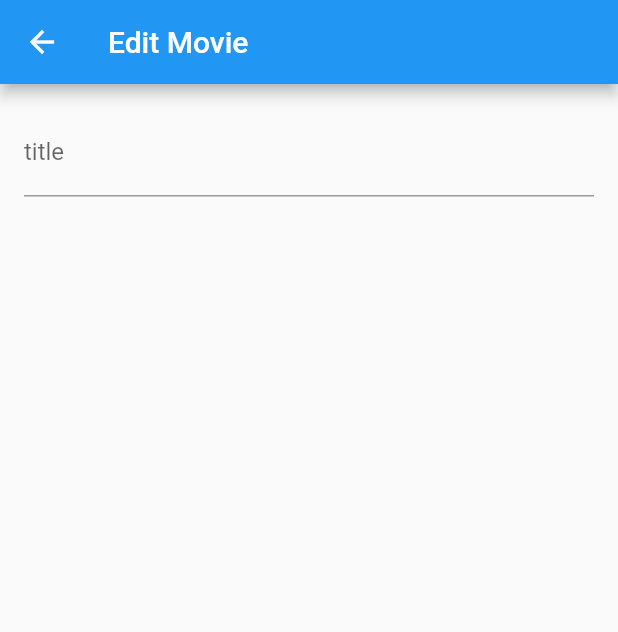
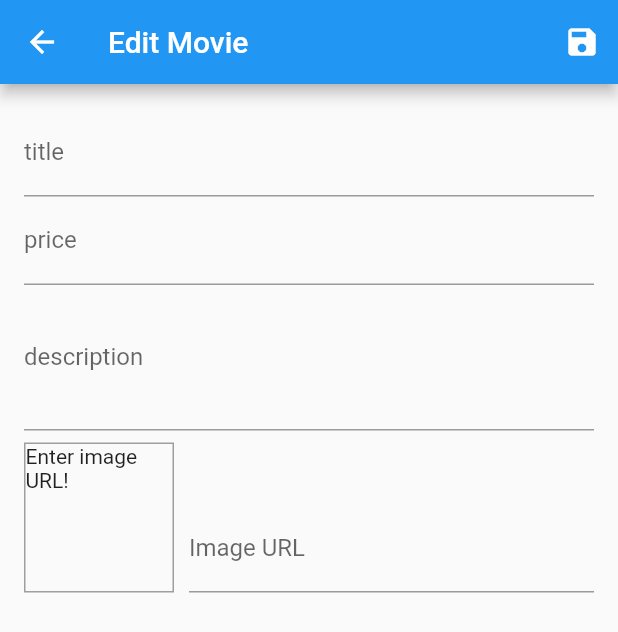
Before and after one commit to mr0I/fluuter-movies, a Flutter app: the EditMovieScreen screen opened by its route, on a phone screen of 412 x 824 dp. Shown: the top 632 px of the screen. Run offline on Flutter 3.47's test engine with Material 2 defaults, Android fonts, the phone set to English and light mode, and no system bars; network calls fail.

Commit message:
resume_manage_movies-form_inputs

```diff
--- a/lib/modules/movie/movie_provider.dart
+++ b/lib/modules/movie/movie_provider.dart
@@ -17,12 +17,18 @@ class Movie with ChangeNotifier {
     @required this.title,
     @required this.poster,
     @required this.year,
-    @required this.country,
-    @required this.imdbRating,
-    @required this.genres,
-    @required this.images,
+    this.country = '',
+    this.imdbRating = '',
+    this.genres,
+    this.images,
     this.isFavorite = false,
   });
+
+  Map<String, dynamic> toJson() => {
+        'title': title,
+        'poster': poster,
+        'year': year,
+      };
 
   void toggleFavoriteStatus() {
     isFavorite = !isFavorite;
--- a/lib/modules/movie/screens/editMovie_screen.dart
+++ b/lib/modules/movie/screens/editMovie_screen.dart
@@ -1,7 +1,9 @@
 import 'package:flutter/material.dart';
+import 'package:flutter/services.dart';
+
+import '../../movie/movie_provider.dart';
 
 class EditMovieScreen extends StatefulWidget {
-  // const EditMovieScreen({ Key? key }) : super(key: key);
   static const routeName = './edit-movie';
 
   @override
@@ -9,21 +11,147 @@ class EditMovieScreen extends StatefulWidget {
 }
 
 class _EditMovieScreenState extends State<EditMovieScreen> {
+  final _priceFocus = FocusNode();
+  final _descriptionFocus = FocusNode();
+  final _imageUrlFocus = FocusNode();
+  final _imageUrlController = TextEditingController();
+  final _form = GlobalKey<FormState>();
+
+  var _editedMovie = Movie(
+    id: null,
+    title: '',
+    poster: '',
+    year: 0,
+  );
+
+  @override
+  void initState() {
+    _imageUrlFocus.addListener(_updateImageUrl);
+    super.initState();
+  }
+
+  @override
+  void dispose() {
+    _imageUrlFocus.removeListener(_updateImageUrl);
+    _priceFocus.dispose();
+    _descriptionFocus.dispose();
+    _imageUrlFocus.dispose();
+    _imageUrlController.dispose();
+    super.dispose();
+  }
+
+  void _updateImageUrl() {
+    if (!_imageUrlFocus.hasFocus) {
+      setState(() {});
+    }
+  }
+
+  void _submitForm() {
+    _form.currentState.save();
+    print(_editedMovie.toJson());
+  }
+
   @override
   Widget build(BuildContext context) {
     return Scaffold(
       appBar: AppBar(
         title: Text('Edit Movie'),
+        actions: <Widget>[
+          IconButton(
+            icon: Icon(Icons.save),
+            onPressed: _submitForm,
+          )
+        ],
       ),
       body: Padding(
         padding: const EdgeInsets.all(16.0),
         child: Form(
+          key: _form,
           child: ListView(
             children: <Widget>[
               TextFormField(
                 decoration: InputDecoration(labelText: 'title'),
                 textInputAction: TextInputAction.next,
+                onFieldSubmitted: (_) {
+                  FocusScope.of(context).requestFocus(_priceFocus);
+                },
+                onSaved: (value) {
+                  _editedMovie = Movie(
+                    id: null,
+                    title: value,
+                    poster: _editedMovie.poster,
+                    year: _editedMovie.year,
+                  );
+                },
               ),
+              TextFormField(
+                  decoration: InputDecoration(labelText: 'price'),
+                  textInputAction: TextInputAction.next,
+                  keyboardType: TextInputType.number,
+                  focusNode: _priceFocus,
+                  onFieldSubmitted: (_) {
+                    FocusScope.of(context).requestFocus(_descriptionFocus);
+                  },
+                  onSaved: (value) {
+                    _editedMovie = Movie(
+                      id: null,
+                      title: _editedMovie.title,
+                      poster: _editedMovie.poster,
+                      year: double.parse(value),
+                    );
+                  }),
+              TextFormField(
+                decoration: InputDecoration(labelText: 'description'),
+                maxLines: 3,
+                keyboardType: TextInputType.multiline,
+                focusNode: _descriptionFocus,
+                // onSaved: (value) {
+                //   _editedMovie = Movie(
+                //     id: null,
+                //     title: _editedMovie.title,
+                //     poster: _editedMovie.poster,
+                //     year: _editedMovie.year,
+                //   );
+                // },
+              ),
+              Row(
+                crossAxisAlignment: CrossAxisAlignment.end,
+                children: <Widget>[
+                  Container(
+                    width: 100,
+                    height: 100,
+                    margin: EdgeInsets.only(top: 8, right: 10),
+                    decoration: BoxDecoration(
+                      border: Border.all(width: 1, color: Colors.grey),
+                    ),
+                    child: _imageUrlController.text.isEmpty
+                        ? Text('Enter image URL!')
+                        : FittedBox(
+                            child: Image.network(_imageUrlController.text),
+                            fit: BoxFit.cover,
+                          ),
+                  ),
+                  Expanded(
+                    child: TextFormField(
+                        decoration: InputDecoration(labelText: 'Image URL'),
+                        keyboardType: TextInputType.url,
+                        textInputAction: TextInputAction.done,
+                        controller: _imageUrlController,
+                        focusNode: _imageUrlFocus,
+                        onFieldSubmitted: (_) {
+                          _submitForm();
+                        },
+                        onSaved: (value) {
+                          _editedMovie = Movie(
+                            id: null,
+                            title: _editedMovie.title,
+                            poster: value,
+                            year: _editedMovie.year,
+                          );
+                        }),
+                  ),
+                ],
+              )
             ],
           ),
         ),
```
